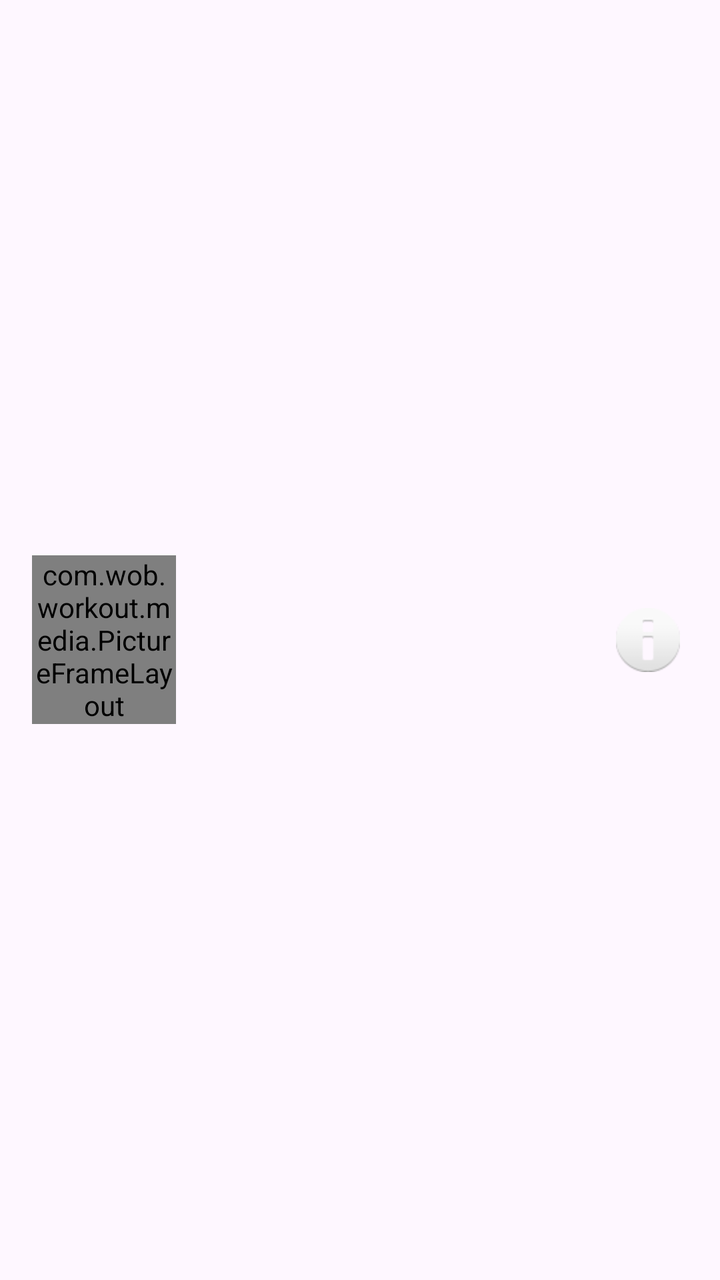
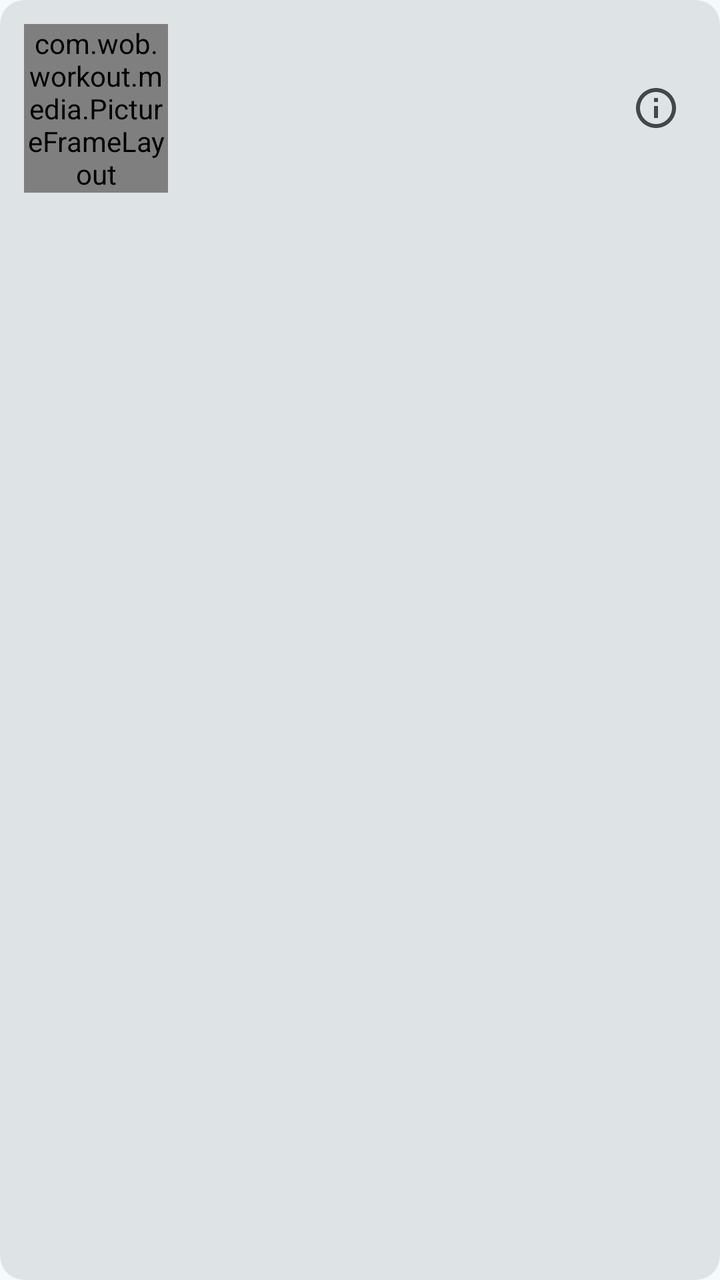

The first picture is an Android layout as it rendered before a commit; the second is the same layout after the commit. The layout source and the unified diff follow.
<!-- AndroidManifest.xml: application theme Theme.Workout -->
<!-- res/layout/item_exercise.xml -->
<?xml version="1.0" encoding="utf-8"?>
<LinearLayout
    xmlns:android="http://schemas.android.com/apk/res/android"
    android:layout_width="match_parent"
    android:layout_height="wrap_content"
    android:orientation="horizontal"
    android:gravity="center_vertical"
    android:padding="16dp">

    <com.wob.workout.media.PictureFrameLayout
        android:layout_width="72dp"
        android:layout_height="wrap_content"
        android:layout_marginEnd="12dp">

        <com.wob.workout.media.FramedImageView
            android:id="@+id/imgThumbnail"
            android:layout_width="match_parent"
            android:layout_height="match_parent"
            android:contentDescription="@null"/>
    </com.wob.workout.media.PictureFrameLayout>

    <TextView
        android:id="@+id/txtTitle"
        android:layout_width="0dp"
        android:layout_height="wrap_content"
        android:layout_weight="1"
        android:textSize="18sp"
        android:textStyle="bold"/>

    <ImageButton
        android:id="@+id/btnInfo"
        android:layout_width="40dp"
        android:layout_height="40dp"
        android:background="@android:color/transparent"
        android:src="@android:drawable/ic_dialog_info"/>
</LinearLayout>
<!-- resources referenced by this layout -->
<resources>
  <style name="Base.Theme.Workout" parent="Theme.Material3.DayNight.NoActionBar">
          
          
      </style>
  <!-- unchanged entries left out for length: 1 -->
</resources>

<!-- the commit's change to res/layout/item_exercise.xml (unified diff, before → after) -->
@@ -1,36 +1,43 @@
 <?xml version="1.0" encoding="utf-8"?>
-<LinearLayout
+<com.google.android.material.card.MaterialCardView
     xmlns:android="http://schemas.android.com/apk/res/android"
-    android:layout_width="match_parent"
-    android:layout_height="wrap_content"
-    android:orientation="horizontal"
-    android:gravity="center_vertical"
-    android:padding="16dp">
+    xmlns:app="http://schemas.android.com/apk/res-auto"
+    style="@style/Widget.Workout.ListCard">
 
-    <com.wob.workout.media.PictureFrameLayout
-        android:layout_width="72dp"
+    <LinearLayout
+        android:layout_width="match_parent"
         android:layout_height="wrap_content"
-        android:layout_marginEnd="12dp">
+        android:orientation="horizontal"
+        android:gravity="center_vertical"
+        android:padding="12dp">
 
-        <com.wob.workout.media.FramedImageView
-            android:id="@+id/imgThumbnail"
-            android:layout_width="match_parent"
-            android:layout_height="match_parent"
-            android:contentDescription="@null"/>
-    </com.wob.workout.media.PictureFrameLayout>
+        <com.wob.workout.media.PictureFrameLayout
+            android:layout_width="72dp"
+            android:layout_height="wrap_content"
+            android:layout_marginEnd="12dp">
 
-    <TextView
-        android:id="@+id/txtTitle"
-        android:layout_width="0dp"
-        android:layout_height="wrap_content"
-        android:layout_weight="1"
-        android:textSize="18sp"
-        android:textStyle="bold"/>
+            <com.wob.workout.media.FramedImageView
+                android:id="@+id/imgThumbnail"
+                android:layout_width="match_parent"
+                android:layout_height="match_parent"
+                android:contentDescription="@null"/>
+        </com.wob.workout.media.PictureFrameLayout>
 
-    <ImageButton
-        android:id="@+id/btnInfo"
-        android:layout_width="40dp"
-        android:layout_height="40dp"
-        android:background="@android:color/transparent"
-        android:src="@android:drawable/ic_dialog_info"/>
-</LinearLayout>
+        <TextView
+            android:id="@+id/txtTitle"
+            android:layout_width="0dp"
+            android:layout_height="wrap_content"
+            android:layout_weight="1"
+            android:textSize="18sp"
+            android:textStyle="bold"/>
+
+        <ImageButton
+            android:id="@+id/btnInfo"
+            android:layout_width="40dp"
+            android:layout_height="40dp"
+            android:background="@android:color/transparent"
+            android:contentDescription="Beschreibung anzeigen"
+            android:src="@drawable/ic_info"
+            app:tint="?attr/colorOnSurfaceVariant"/>
+    </LinearLayout>
+</com.google.android.material.card.MaterialCardView>
<!-- resource entries referenced after the edit -->
@@ -1,9 +1,88 @@
 <!-- resources referenced by this layout -->
 <resources>
+  <!-- drawable ic_info (drawable) -->
+  <vector xmlns:android="http://schemas.android.com/apk/res/android"
+      android:width="24dp"
+      android:height="24dp"
+      android:viewportWidth="24"
+      android:viewportHeight="24">
+      <path
+          android:fillColor="#FFFFFFFF"
+          android:pathData="M11,7h2v2h-2zM11,11h2v6h-2zM12,2C6.48,2 2,6.48 2,12s4.48,10 10,10 10,-4.48 10,-10S17.52,2 12,2zM12,20c-4.41,0 -8,-3.59 -8,-8s3.59,-8 8,-8 8,3.59 8,8 -3.59,8 -8,8z"/>
+  </vector>
+  <style name="Widget.Workout.ListCard" parent="Widget.Material3.CardView.Filled">
+          <item name="android:layout_width">match_parent</item>
+          <item name="android:layout_height">wrap_content</item>
+          <item name="android:layout_marginBottom">8dp</item>
+      </style>
   <style name="Base.Theme.Workout" parent="Theme.Material3.DayNight.NoActionBar">
-          
-          
+          <item name="colorPrimary">@color/primary</item>
+          <item name="colorOnPrimary">@color/on_primary</item>
+          <item name="colorPrimaryContainer">@color/primary_container</item>
+          <item name="colorOnPrimaryContainer">@color/on_primary_container</item>
+          <item name="colorPrimaryInverse">@color/primary_inverse</item>
+          <item name="colorSecondary">@color/secondary</item>
+          <item name="colorOnSecondary">@color/on_secondary</item>
+          <item name="colorSecondaryContainer">@color/secondary_container</item>
+          <item name="colorOnSecondaryContainer">@color/on_secondary_container</item>
+          <item name="colorTertiary">@color/tertiary</item>
+          <item name="colorOnTertiary">@color/on_tertiary</item>
+          <item name="colorTertiaryContainer">@color/tertiary_container</item>
+          <item name="colorOnTertiaryContainer">@color/on_tertiary_container</item>
+          <item name="colorError">@color/error</item>
+          <item name="colorOnError">@color/on_error</item>
+          <item name="colorErrorContainer">@color/error_container</item>
+          <item name="colorOnErrorContainer">@color/on_error_container</item>
+          <item name="android:colorBackground">@color/surface</item>
+          <item name="colorOnBackground">@color/on_surface</item>
+          <item name="colorSurface">@color/surface</item>
+          <item name="colorOnSurface">@color/on_surface</item>
+          <item name="colorSurfaceVariant">@color/surface_variant</item>
+          <item name="colorOnSurfaceVariant">@color/on_surface_variant</item>
+          <item name="colorSurfaceInverse">@color/surface_inverse</item>
+          <item name="colorOnSurfaceInverse">@color/on_surface_inverse</item>
+          <item name="colorSurfaceDim">@color/surface_dim</item>
+          <item name="colorSurfaceBright">@color/surface_bright</item>
+          <item name="colorSurfaceContainerLowest">@color/surface_container_lowest</item>
+          <item name="colorSurfaceContainerLow">@color/surface_container_low</item>
+          <item name="colorSurfaceContainer">@color/surface_container</item>
+          <item name="colorSurfaceContainerHigh">@color/surface_container_high</item>
+          <item name="colorSurfaceContainerHighest">@color/surface_container_highest</item>
+          <item name="colorOutline">@color/outline</item>
+          <item name="colorOutlineVariant">@color/outline_variant</item>
       </style>
+  <color name="primary">#00687A</color>
+  <color name="on_primary">#FFFFFF</color>
+  <color name="primary_container">#ACEDFF</color>
+  <color name="on_primary_container">#001F26</color>
+  <color name="primary_inverse">#84D2E7</color>
+  <color name="secondary">#4B6269</color>
+  <color name="on_secondary">#FFFFFF</color>
+  <color name="secondary_container">#CEE7EF</color>
+  <color name="on_secondary_container">#061F25</color>
+  <color name="tertiary">#565D7E</color>
+  <color name="on_tertiary">#FFFFFF</color>
+  <color name="tertiary_container">#DDE1FF</color>
+  <color name="on_tertiary_container">#131A37</color>
+  <color name="error">#BA1A1A</color>
+  <color name="on_error">#FFFFFF</color>
+  <color name="error_container">#FFDAD6</color>
+  <color name="on_error_container">#410002</color>
+  <color name="surface">#F5FAFC</color>
+  <color name="on_surface">#171C1E</color>
+  <color name="surface_variant">#DBE4E7</color>
+  <color name="on_surface_variant">#3F484B</color>
+  <color name="surface_inverse">#2B3133</color>
+  <color name="on_surface_inverse">#ECF2F4</color>
+  <color name="surface_dim">#D5DBDD</color>
+  <color name="surface_bright">#F5FAFC</color>
+  <color name="surface_container_lowest">#FFFFFF</color>
+  <color name="surface_container_low">#EFF4F7</color>
+  <color name="surface_container">#E9EFF1</color>
+  <color name="surface_container_high">#E3E9EB</color>
+  <color name="surface_container_highest">#DEE3E6</color>
+  <color name="outline">#70797C</color>
+  <color name="outline_variant">#BFC8CB</color>
   <!-- unchanged entries left out for length: 1 -->
 </resources>
 
